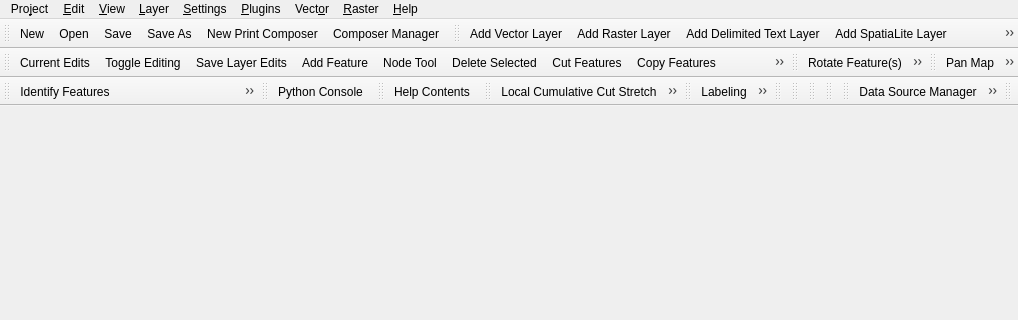
Before: the Qt Designer form src/ui/qgisapp.ui in qgis/QGIS, drawn with Qt 5; both pictures show x 0 to 1018 and y 0 to 320 of the 1018 by 506 pixel window.
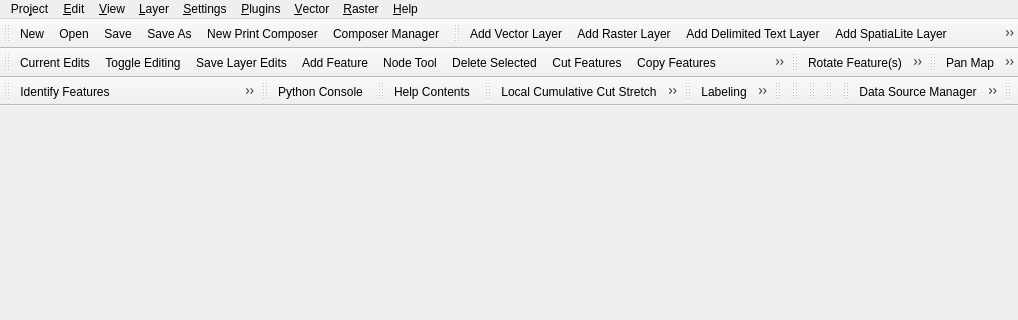
After: the same form once the commit is applied. Icons and pictures are not drawn.

Patch:
```diff
--- a/src/ui/qgisapp.ui
+++ b/src/ui/qgisapp.ui
@@ -235,7 +235,7 @@
    </widget>
    <widget class="QMenu" name="mVectorMenu">
     <property name="title">
-     <string>Vect&amp;or</string>
+     <string>&amp;Vector</string>
     </property>
     <widget class="QMenu" name="menuOpenStreetMap">
      <property name="title">
```
Left out of the diff: 32 changed lines with no effect on the pictures.
